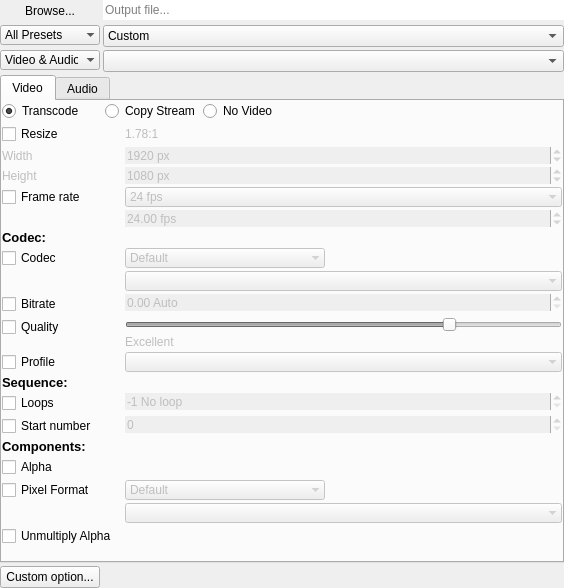
Qt form DuFFMpeg/outputwidget.ui (RxLaboratory/DuME) before a commit.
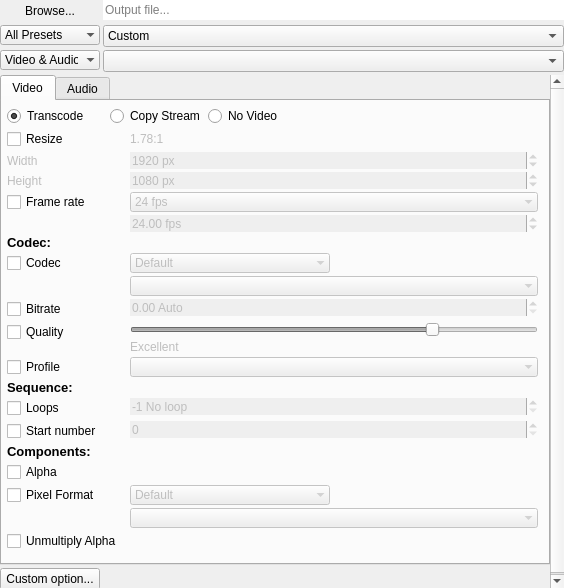
The same form after that commit.

Commit message: start adding nice shadows

```diff
--- a/DuFFMpeg/outputwidget.ui
+++ b/DuFFMpeg/outputwidget.ui
@@ -222,6 +222,15 @@
      <property name="frameShape">
       <enum>QFrame::NoFrame</enum>
      </property>
+     <property name="frameShadow">
+      <enum>QFrame::Raised</enum>
+     </property>
+     <property name="lineWidth">
+      <number>3</number>
+     </property>
+     <property name="midLineWidth">
+      <number>2</number>
+     </property>
      <property name="horizontalScrollBarPolicy">
       <enum>Qt::ScrollBarAlwaysOff</enum>
      </property>
@@ -233,8 +242,8 @@
        <rect>
         <x>0</x>
         <y>0</y>
-        <width>564</width>
-        <height>516</height>
+        <width>550</width>
+        <height>580</height>
        </rect>
       </property>
       <layout class="QVBoxLayout" name="verticalLayout" stretch="1,0">
@@ -282,16 +291,16 @@
             <number>3</number>
            </property>
            <property name="leftMargin">
-            <number>0</number>
+            <number>5</number>
            </property>
            <property name="topMargin">
-            <number>0</number>
+            <number>5</number>
            </property>
            <property name="rightMargin">
-            <number>0</number>
+            <number>10</number>
            </property>
            <property name="bottomMargin">
-            <number>0</number>
+            <number>10</number>
            </property>
            <item>
             <widget class="QWidget" name="videoSelectionWidget" native="true">
```
The commit also changes 1 other file.
